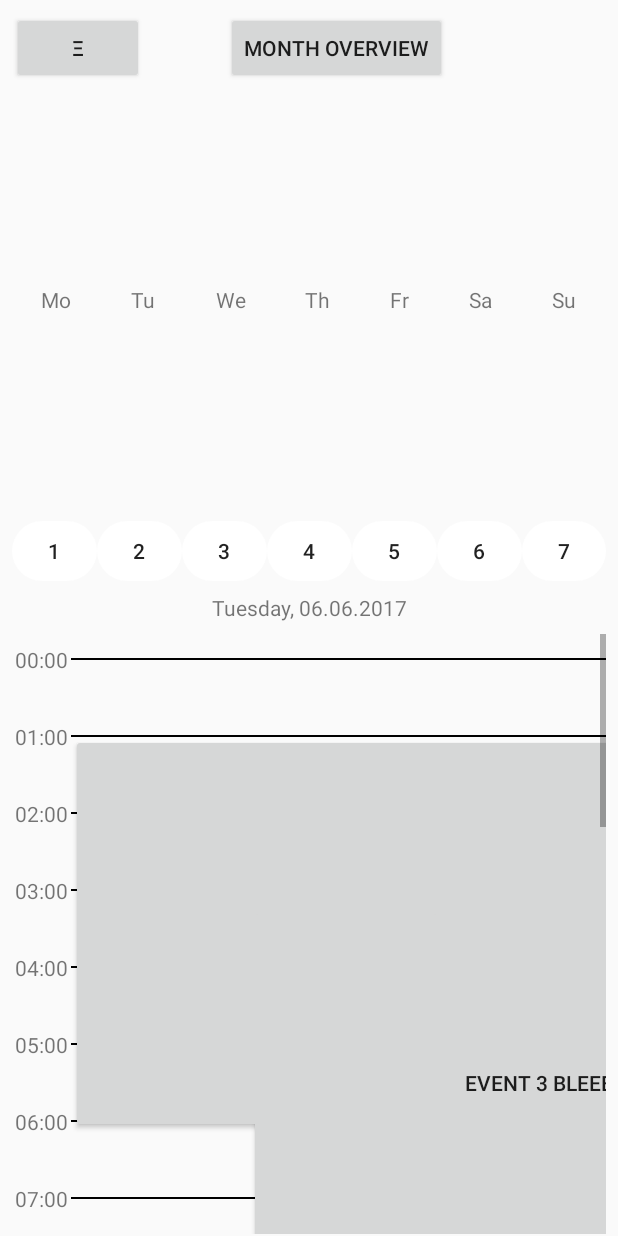
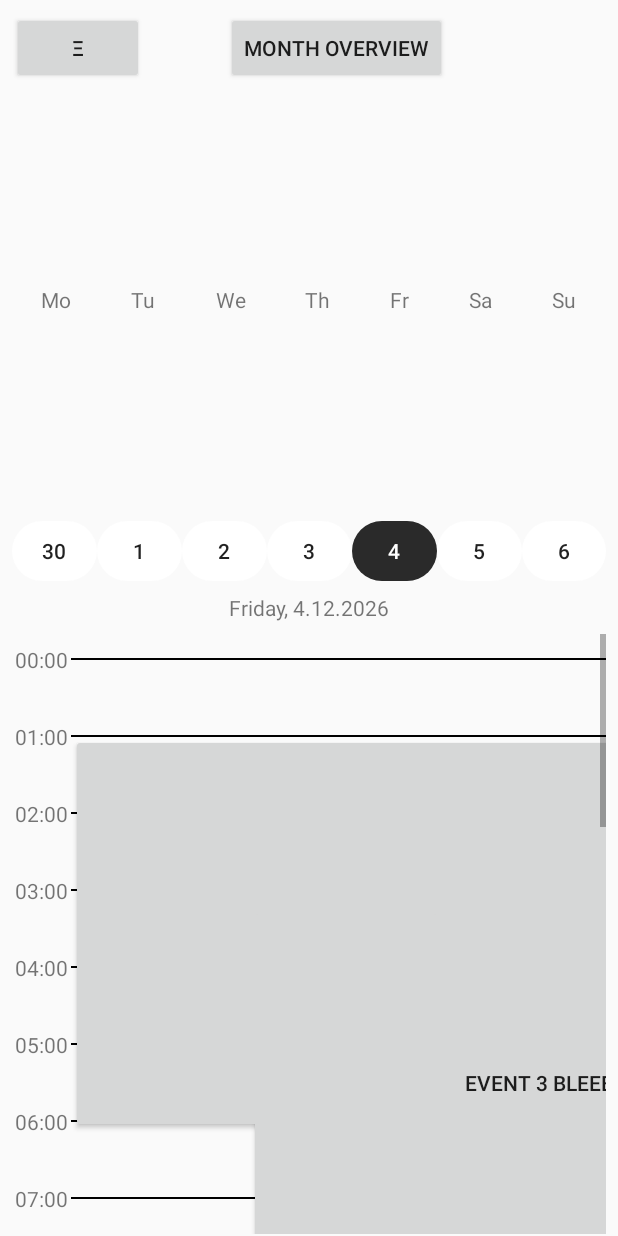
Before and after one commit to alex1001xela/mobileComputing, an Android app: the GlobalCalendarView screen opened directly, with no data from a screen before it, on a phone screen of 412 x 824 dp. Run offline under Robolectric (Android 15) with nearby library versions, the phone set to English and light mode, and no system bars.

Commit message:
The week calendar gets automatic its dates and now the day can be changed through the day buttons

```diff
--- a/app/src/main/java/com/wua/mc/webuntisapp/view/CalendarView.java
+++ b/app/src/main/java/com/wua/mc/webuntisapp/view/CalendarView.java
@@ -2,13 +2,14 @@ package com.wua.mc.webuntisapp.view;
 
 import android.app.Activity;
 import android.content.Context;
+import android.graphics.Color;
 import android.os.Bundle;
 import android.support.constraint.ConstraintLayout;
-import android.util.Log;
 import android.view.View;
 import android.view.ViewTreeObserver;
 import android.widget.Button;
 import android.widget.TableLayout;
+import android.widget.TextView;
 
 import com.wua.mc.webuntisapp.R;
 import com.wua.mc.webuntisapp.presenter.CalendarPresenter;
@@ -38,6 +39,9 @@ abstract class CalendarView extends Activity implements iCalendarView{
     private int heightPerQuarter;
     private final int numberOfQuartersIn24Hours = 24 * 4;
 
+    private DayButton[] dayButtons = new DayButton[7];
+    private DayButton currentDayButton;
+
     @Override
     protected void onCreate(Bundle savedInstanceState) {
         super.onCreate(savedInstanceState);
@@ -50,6 +54,8 @@ abstract class CalendarView extends Activity implements iCalendarView{
         scrollViewLayout.getViewTreeObserver().addOnGlobalLayoutListener(new ViewTreeObserver.OnGlobalLayoutListener() {
             @Override
             public void onGlobalLayout() {
+                getDayButtonsAndListen();
+
 
                 View firstLine = findViewById(R.id.hour00Line);
                 View lastLine = findViewById(R.id.hour24Line);
@@ -77,7 +83,6 @@ abstract class CalendarView extends Activity implements iCalendarView{
                 };
                 updateCalendar();
                 showEventsOnWeekCalendar(events);
-
             }
         });
     }
@@ -88,35 +93,126 @@ abstract class CalendarView extends Activity implements iCalendarView{
     @Override
     abstract public void showToast(String text);
 
+    private void getDayButtonsAndListen(){
+        dayButtons[0] = new DayButton((Button) findViewById(R.id.monday_button));
+        dayButtons[1] = new DayButton((Button) findViewById(R.id.tuesday_button));
+        dayButtons[2] = new DayButton((Button) findViewById(R.id.wednesday_button));
+        dayButtons[3] = new DayButton((Button) findViewById(R.id.thursday_button));
+        dayButtons[4] = new DayButton((Button) findViewById(R.id.friday_button));
+        dayButtons[5] = new DayButton((Button) findViewById(R.id.saturday_button));
+        dayButtons[6] = new DayButton((Button) findViewById(R.id.sunday_button));
+        for(final DayButton dayButton : dayButtons){
+            dayButton.setOnClickListener(new View.OnClickListener() {
+                @Override
+                public void onClick(View v) {
+                    showDate(dayButton.getYear(), dayButton.getMonth(), dayButton.getDate());
+                }
+            });
+        }
+    }
+
     private void updateCalendar(){
+        TextView dateView = (TextView) findViewById(R.id.date);
 
-        Button[] dayButtons = {
-                (Button) findViewById(R.id.sunday_button),
-                (Button) findViewById(R.id.monday_button),
-                (Button) findViewById(R.id.tuesday_button),
-                (Button) findViewById(R.id.wednesday_button),
-                (Button) findViewById(R.id.thursday_button),
-                (Button) findViewById(R.id.friday_button),
-                (Button) findViewById(R.id.saturday_button)
-        };
+        int year = getYear(gregCal);
+        int month = getMonth(gregCal);
+        int date =  getDayOfMonth(gregCal);
+        int dayOfWeek = getDayOfWeek(gregCal);
 
-        int today = gregCal.get(Calendar.DAY_OF_WEEK) - 1;
+        GregorianCalendar temp = new GregorianCalendar(TimeZone.getTimeZone("Europe/Berlin"), Locale.GERMANY);
+        temp.set(year, month, date);
+        temp.add(Calendar.DAY_OF_MONTH, 1 - getDayOfWeek(temp));
 
-        // Log.i("TEST", "" + );
-        Log.i("TEST", "" + today);
+        for(int i = 1; i < 8; i++){
+            int tempDate = getDayOfMonth(temp);
+            String dateString = "" + tempDate;
+            DayButton dayButton = getDayButtonFromDayOfWeek(i);
+
+            dayButton.setDate(tempDate);
+            dayButton.setMonth(getMonth(temp));
+            dayButton.setYear(getYear(temp));
+
+            dayButton.getButton().setText(dateString);
+
+            temp.add(Calendar.DAY_OF_MONTH, 1);
+        }
+
+        String dateString = weekdayNumberToWord(dayOfWeek) + ", " + date + "." + (month + 1) + "." + year;
+        dateView.setText(dateString);
+
+
+        if(currentDayButton != null){
+            currentDayButton.getButton().setBackgroundResource(R.drawable.rounded_button_white);
+            currentDayButton.getButton().setTextColor(Color.BLACK);
+        }
+        currentDayButton = getDayButtonFromDayOfWeek(dayOfWeek);
+        currentDayButton.getButton().setBackgroundResource(R.drawable.rounded_button_black);
+        currentDayButton.getButton().setTextColor(Color.WHITE);
 
     }
 
-    private void showNextDay(){
-
+    private int getDayOfWeek(GregorianCalendar calendar){
+        int dayOfWeek = calendar.get(Calendar.DAY_OF_WEEK);
+        return dayOfWeek == Calendar.SUNDAY ? 7 : dayOfWeek - 1;
     }
 
-    private void showPreviousday(){
-
+    private int getDayOfMonth(GregorianCalendar calendar){
+        return calendar.get(Calendar.DAY_OF_MONTH);
     }
 
-    private void showDate(Date date){
+    private int getMonth(GregorianCalendar calendar){
+        return calendar.get(Calendar.MONTH);
+    }
 
+    private int getYear(GregorianCalendar calendar){
+        return calendar.get(Calendar.YEAR);
+    }
+
+    private DayButton getDayButtonFromDayOfWeek(int dayOfWeek){
+        return dayButtons[dayOfWeek - 1];
+    }
+
+    private void showNextDay(){
+        gregCal.add(Calendar.DAY_OF_WEEK, 1);
+        updateCalendar();
+    }
+
+    private void showPreviousDay(){
+        gregCal.add(Calendar.DAY_OF_WEEK, -1);
+        updateCalendar();
+    }
+
+    private void showDate(int year, int month, int date){
+        gregCal.set(year, month, date);
+        updateCalendar();
+    }
+
+    private String weekdayNumberToWord(int number){
+        String day = "";
+        switch (number){
+            case 1:
+                day = "Monday";
+                break;
+            case 2:
+                day = "Tuesday";
+                break;
+            case 3:
+                day = "Wednesday";
+                break;
+            case 4:
+                day = "Thursday";
+                break;
+            case 5:
+                day = "Friday";
+                break;
+            case 6:
+                day = "Saturday";
+                break;
+            case 7:
+                day = "Sunday";
+                break;
+        }
+        return day;
     }
 
 
@@ -363,4 +459,51 @@ abstract class CalendarView extends Activity implements iCalendarView{
             return (o instanceof EventBoxView) && (event == ((EventBoxView)o).getEvent());
         }
     }
+
+    private class DayButton{
+        private Button button;
+        private int date;
+        private int month;
+        private int year;
+
+        DayButton(Button button){
+            this.button = button;
+        }
+
+        private void setOnClickListener(View.OnClickListener onClickListener){
+            this.button.setOnClickListener(onClickListener);
+        }
+
+        public Button getButton() {
+            return button;
+        }
+
+        public void setButton(Button button) {
+            this.button = button;
+        }
+
+        public int getDate() {
+            return date;
+        }
+
+        public void setDate(int date) {
+            this.date = date;
+        }
+
+        public int getMonth() {
+            return month;
+        }
+
+        public void setMonth(int month) {
+            this.month = month;
+        }
+
+        public int getYear() {
+            return year;
+        }
+
+        public void setYear(int year) {
+            this.year = year;
+        }
+    }
 }
--- /dev/null
+++ b/app/src/main/res/drawable/rounded_button_black.xml
@@ -0,0 +1,19 @@
+<?xml version="1.0" encoding="utf-8"?>
+<shape xmlns:android="http://schemas.android.com/apk/res/android"
+    android:shape="rectangle">
+    <solid android:color="#ee1b1b1b" />
+    <corners android:radius="150dp" />
+
+    <size
+        android:width="150dp"
+        android:height="150dp" />
+
+    <padding
+        android:left="5dp"
+        android:top="5dp"
+        android:right="5dp"
+        android:bottom="5dp"
+        />
+
+
+</shape>
--- a/app/src/main/res/layout/activity_calendar.xml
+++ b/app/src/main/res/layout/activity_calendar.xml
@@ -129,7 +129,7 @@
             android:layout_height="40dp"
             android:layout_weight="1"
             android:text="@string/monday_button"
-            android:background="@drawable/rounded_button"
+            android:background="@drawable/rounded_button_white"
             style="?android:attr/borderlessButtonStyle"
             />
 
@@ -139,7 +139,7 @@
             android:layout_height="40dp"
             android:layout_weight="1"
             android:text="@string/tuesday_button"
-            android:background="@drawable/rounded_button"
+            android:background="@drawable/rounded_button_white"
             style="?android:attr/borderlessButtonStyle"
             />
 
@@ -149,7 +149,7 @@
             android:layout_height="40dp"
             android:layout_weight="1"
             android:text="@string/wednesday_button"
-            android:background="@drawable/rounded_button"
+            android:background="@drawable/rounded_button_white"
             style="?android:attr/borderlessButtonStyle"
             />
 
@@ -158,7 +158,7 @@
             android:layout_width="match_parent"
             android:layout_height="40dp"
             android:layout_weight="1"
-            android:background="@drawable/rounded_button"
+            android:background="@drawable/rounded_button_white"
             android:text="@string/thursday_button"
             style="?android:attr/borderlessButtonStyle"
             />
@@ -169,7 +169,7 @@
             android:layout_height="40dp"
             android:layout_weight="1"
             android:text="@string/friday_button"
-            android:background="@drawable/rounded_button"
+            android:background="@drawable/rounded_button_white"
             style="?android:attr/borderlessButtonStyle"
             />
 
@@ -181,7 +181,7 @@
             android:layout_height="40dp"
             android:layout_weight="1"
             android:text="@string/saturday_button"
-            android:background="@drawable/rounded_button"
+            android:background="@drawable/rounded_button_white"
             style="?android:attr/borderlessButtonStyle"
             />
 
@@ -192,7 +192,7 @@
             android:layout_height="40dp"
             android:layout_weight="1"
             android:text="@string/sunday_button"
-            android:background="@drawable/rounded_button"
+            android:background="@drawable/rounded_button_white"
             style="?android:attr/borderlessButtonStyle"
             />
 
@@ -205,7 +205,6 @@
         android:layout_height="wrap_content"
         android:layout_marginLeft="8dp"
         android:layout_marginRight="8dp"
-        android:text="@string/date"
         app:layout_constraintLeft_toLeftOf="parent"
         app:layout_constraintRight_toRightOf="parent"
         android:layout_marginBottom="8dp"
```
Also changed, not shown: app/src/main/java/com/wua/mc/webuntisapp/view/MainActivity.java (+2 -5 lines), app/src/main/res/layout/activity_global_calendar.xml (+7 -7 lines), app/src/main/res/drawable/rounded_button_white.xml (renamed from app/src/main/res/drawable/rounded_button.xml), 1 other file.
